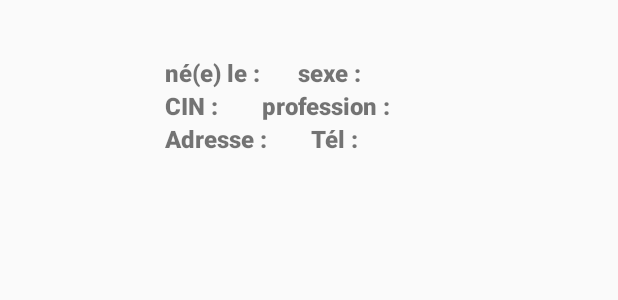
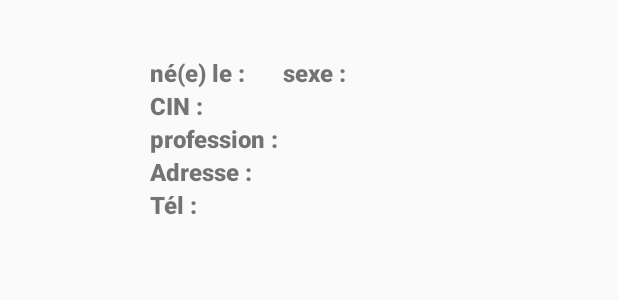
Before and after one commit to pas-comme/Etat_Civil, an Android app: the layout item.xml on its own in the app's theme, with its tools: preview values and no code run, on a phone screen of 412 x 824 dp. Shown: the top 300 px of the screen. Run offline under Robolectric (Android 15) with nearby library versions, the phone set to English and light mode, and no system bars; network calls fail.

```diff
--- a/app/src/main/AndroidManifest.xml
+++ b/app/src/main/AndroidManifest.xml
@@ -13,7 +13,8 @@
     <uses-permission
         android:name="android.permission.WRITE_EXTERNAL_STORAGE"
         tools:ignore="ScopedStorage" />
-    <uses-permission android:name="android.permission.READ_EXTERNAL_STORAGE" />
+    <uses-permission android:name="android.permission.READ_EXTERNAL_STORAGE"
+        android:maxSdkVersion="32" />
 
 
     <application
@@ -25,6 +26,7 @@
         android:roundIcon="@mipmap/ic_launcher_round"
         android:supportsRtl="true"
         android:theme="@style/Theme.EtatCivil"
+        android:usesCleartextTraffic="true"
         android:networkSecurityConfig="@xml/network_security_config"
         tools:targetApi="31">
         <activity
--- a/app/src/main/java/com/example/etatcivil/Ajouter.java
+++ b/app/src/main/java/com/example/etatcivil/Ajouter.java
@@ -89,7 +89,7 @@ public class Ajouter extends AppCompatActivity {
             MediaStore.Images.Media.insertImage(getContentResolver(), bitmap, "qrcode", null );
         });
 
-        String url = "http://10.38.210.50:5000/API/citizens/lastID";
+        String url = "http://10.11.123.17:5000/API/citizens/lastID";
         StringRequest stringRequest = new StringRequest(Request.Method.GET, url,
                 response -> id_prs = response,
                 error -> {
@@ -205,7 +205,7 @@ public class Ajouter extends AppCompatActivity {
                 Toast.makeText(this,"CIN INVALIDE (laissez un champ vide ou saisissez 'aucun'  pour les mineurs)", Toast.LENGTH_LONG).show();
             else{
                 String image = Base64.encodeToString(img, Base64.DEFAULT);
-                String urla = "http://10.38.210.50:5000/API/citizens/newPRS";
+                String urla = "http://10.11.123.17:5000/API/citizens/newPRS";
                 String finalSexe = sexe, CIN, ASA;
 
                 if (cin.getText().toString().isEmpty())
@@ -247,10 +247,12 @@ public class Ajouter extends AppCompatActivity {
                 int temp = Integer.parseInt(id_prs) + 1;
 
                 encodeur = new QRGEncoder(String.valueOf(temp), null, QRGContents.Type.TEXT, dimen);
+
                 try {
                     bitmap = encodeur.getBitmap();
                     affichageQRCODE.setImageBitmap(bitmap);
                 } catch (Exception e) {
+                    //noinspection CallToPrintStackTrace
                     e.printStackTrace();
                 }
                 viewFlipper.showNext();
--- a/app/src/main/java/com/example/etatcivil/MainActivity.java
+++ b/app/src/main/java/com/example/etatcivil/MainActivity.java
@@ -22,8 +22,7 @@ public class MainActivity extends AppCompatActivity {
         super.onCreate(savedInstanceState);
         setContentView(R.layout.activity_main);
         if(!checkPermission()) {
-            Toast.makeText(this, "" +
-                    "Vous devez accepter les permissions requise pour utiliser l'application", Toast.LENGTH_LONG).show();
+            Toast.makeText(this, "Vous devez accepter les permissions requise pour utiliser l'application", Toast.LENGTH_LONG).show();
             requestPermisssion();
         }
 
--- a/app/src/main/res/layout/activity_ajouter.xml
+++ b/app/src/main/res/layout/activity_ajouter.xml
@@ -6,6 +6,7 @@
     android:layout_height="match_parent"
     android:id="@+id/vfInsertion"
     xmlns:app="http://schemas.android.com/apk/res-auto"
+    android:fitsSystemWindows="true"
     tools:context=".Ajouter">
 
     <LinearLayout
@@ -236,6 +237,7 @@
             android:id="@+id/IVcode"
             android:layout_width="400dp"
             android:layout_height="400dp"
+            android:background="#FFFFFF"
             android:layout_gravity="center_horizontal"
             android:contentDescription="@string/todo" />
 
--- a/app/src/main/res/layout/activity_recherche.xml
+++ b/app/src/main/res/layout/activity_recherche.xml
@@ -6,6 +6,7 @@
     xmlns:tools="http://schemas.android.com/tools"
     android:layout_width="match_parent"
     android:layout_height="match_parent"
+    android:fitsSystemWindows="true"
     tools:context=".Recherche">
     <LinearLayout
         android:layout_width="match_parent"
--- a/app/src/main/res/layout/item.xml
+++ b/app/src/main/res/layout/item.xml
@@ -1,36 +1,43 @@
 <?xml version="1.0" encoding="utf-8"?>
-<RelativeLayout xmlns:android="http://schemas.android.com/apk/res/android"
+<LinearLayout xmlns:android="http://schemas.android.com/apk/res/android"
     xmlns:app="http://schemas.android.com/apk/res-auto"
     android:layout_width="match_parent"
+    android:orientation="horizontal"
     android:paddingBottom="10dp"
     android:paddingTop="10dp"
     android:gravity="center_vertical"
     android:layout_height="wrap_content">
-
+    <LinearLayout
+        android:layout_width="wrap_content"
+        android:gravity="center_vertical"
+        android:layout_height="wrap_content">
         <de.hdodenhof.circleimageview.CircleImageView
             android:id="@+id/IVitem"
             app:civ_border_width="3dp"
             app:civ_border_color="@color/white"
-        android:layout_width="100dp"
+            android:layout_width="90dp"
             android:foregroundGravity="center_vertical"
-        android:layout_height="100dp"
+            android:layout_height="90dp"
             android:layout_marginEnd="10dp" />
 
+    </LinearLayout>
+    <LinearLayout
+        android:layout_width="wrap_content"
+        android:gravity="center_vertical"
+        android:layout_height="wrap_content"
+        android:orientation="vertical">
         <TextView
             android:id="@+id/ligne1"
             style="@style/TextAppearance.Material3.TitleLarge"
             android:layout_width="wrap_content"
             android:layout_height="wrap_content"
-        android:layout_toEndOf="@+id/IVitem"
             android:textSize="20sp"
             android:textStyle="bold" />
 
         <LinearLayout
             android:id="@+id/ligne2"
-        android:layout_width="match_parent"
+            android:layout_width="wrap_content"
             android:layout_height="wrap_content"
-        android:layout_below="@+id/ligne1"
-        android:layout_toEndOf="@+id/IVitem"
             android:orientation="horizontal">
 
             <TextView
@@ -71,8 +78,6 @@
 
         <LinearLayout
         android:id="@+id/ligne3"
-        android:layout_below="@+id/ligne2"
-        android:layout_toEndOf="@+id/IVitem"
         android:layout_width="match_parent"
         android:layout_height="wrap_content"
         android:orientation="horizontal">
@@ -92,6 +97,13 @@
             android:textColor="#212640"
             android:layout_marginEnd="20dp"
             android:textSize="16sp" />
+
+        </LinearLayout>
+        <LinearLayout
+            android:id="@+id/ligne4"
+            android:layout_width="match_parent"
+            android:layout_height="wrap_content"
+            android:orientation="horizontal">
             <TextView
                 android:id="@+id/textView4"
                 android:layout_width="wrap_content"
@@ -108,13 +120,10 @@
                 android:textColor="#212640"
                 android:textSize="16sp" />
 
-
         </LinearLayout>
 
         <LinearLayout
-        android:id="@+id/ligne4"
-        android:layout_toEndOf="@+id/IVitem"
-        android:layout_below="@id/ligne3"
+            android:id="@+id/ligne5"
             android:layout_width="wrap_content"
             android:layout_height="wrap_content"
             android:orientation="horizontal">
@@ -136,6 +145,13 @@
                 android:textColor="#212640"
                 android:textSize="16sp" />
 
+        </LinearLayout>
+        <LinearLayout
+            android:id="@+id/ligne6"
+            android:layout_width="wrap_content"
+            android:layout_height="wrap_content"
+            android:orientation="horizontal">
+
             <TextView
                 android:id="@+id/bytel"
                 android:layout_width="wrap_content"
@@ -154,4 +170,8 @@
 
         </LinearLayout>
 
-</RelativeLayout>
+    </LinearLayout>
+
+
+
+</LinearLayout>
--- a/app/src/main/res/values/themes.xml
+++ b/app/src/main/res/values/themes.xml
@@ -14,7 +14,7 @@
         <item name="colorSecondaryVariant">@color/teal_700</item>
         <item name="colorOnSecondary">@color/black</item>
         <!-- Status bar color. -->
+        <!-- Customize your theme here. -->
         <item name="android:statusBarColor" >?attr/colorPrimaryVariant</item>
-        <!-- Customize your theme here. -->
     </style>
 </resources>
--- a/app/src/main/res/xml/network_security_config.xml
+++ b/app/src/main/res/xml/network_security_config.xml
@@ -1,6 +1,6 @@
 <?xml version="1.0" encoding="utf-8"?>
 <network-security-config>
     <domain-config cleartextTrafficPermitted="true">
-        <domain includeSubdomains="true">10.38.210.50</domain>
+        <domain includeSubdomains="true">10.11.123.17</domain>
     </domain-config>
 </network-security-config>
```
Also changed, not shown: app/src/main/java/com/example/etatcivil/JSONadapter.java (+13 -10 lines), app/src/main/java/com/example/etatcivil/Recherche.java (+13 -14 lines). Lines whose indentation alone changed are shown as unchanged.
